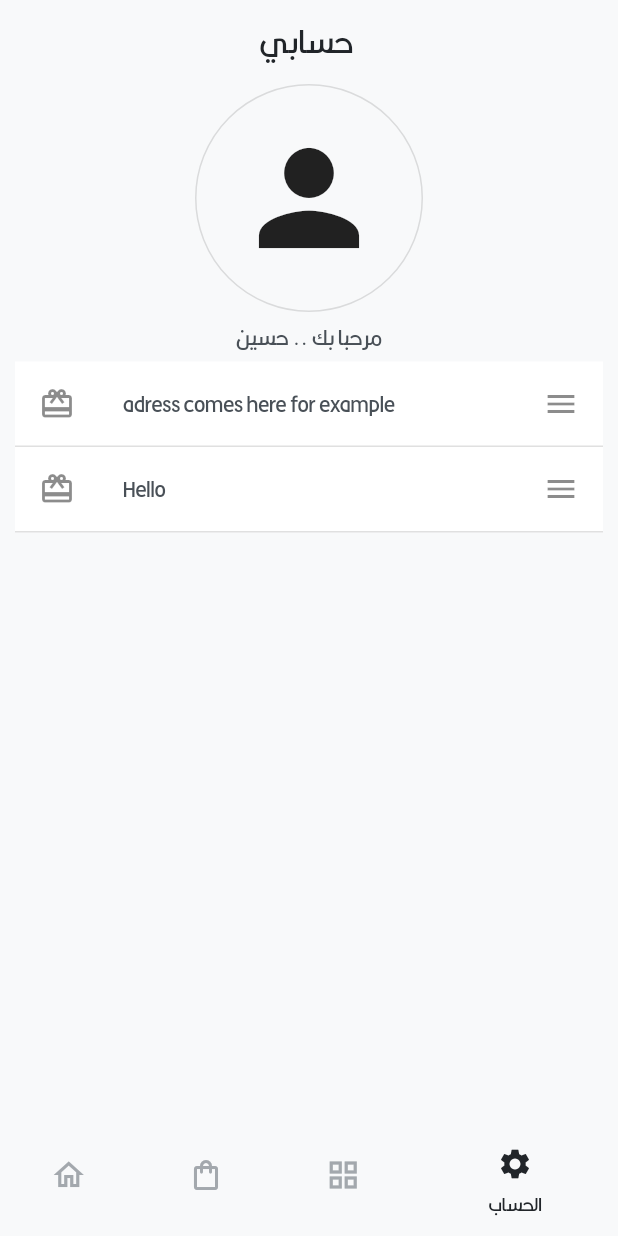
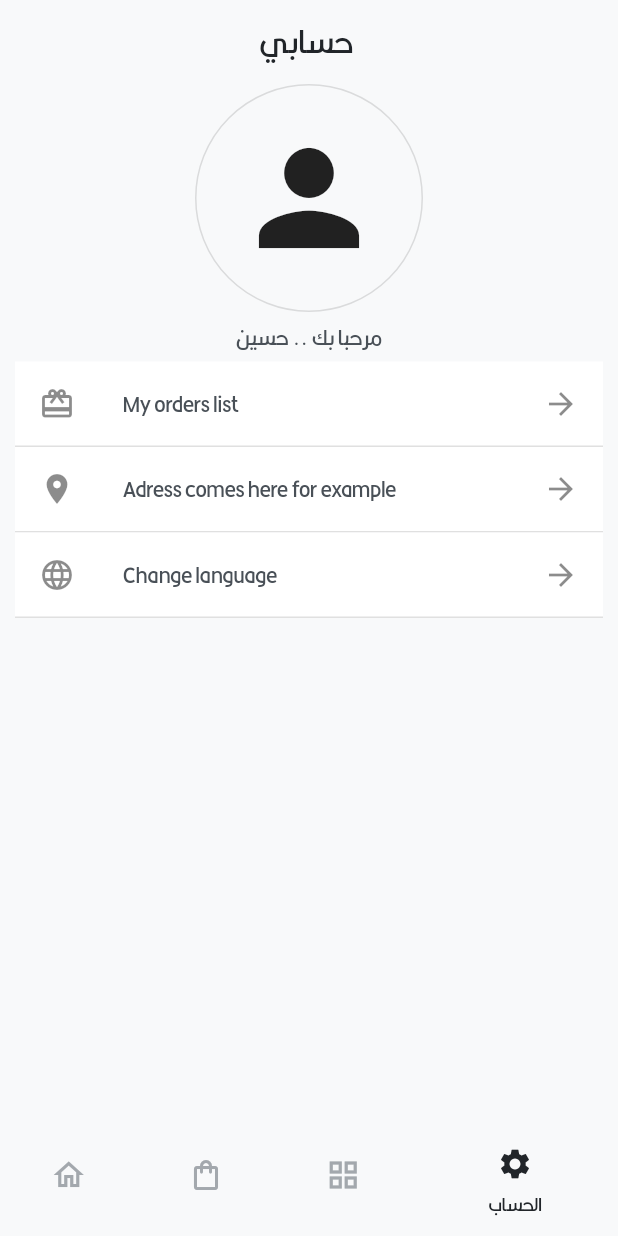
Before and after one commit to baronx5/test_logic, a Flutter app: the screen it shows after launch, item 4 of the bottom bar chosen, on a phone screen of 412 x 824 dp. Run offline on Flutter 3.47's test engine with Material 2 defaults, Android fonts, the phone set to English and light mode, and no system bars; network calls fail.

Commit message:
adding icons.

```diff
--- a/lib/screen/profile_page.dart
+++ b/lib/screen/profile_page.dart
@@ -31,9 +31,9 @@ class ProfilePage extends StatelessWidget {
             border: Border(bottom: BorderSide(color: Colors.black12)),
           ),
           child:  ListTile(
-            title: Text('adress comes here for example', style: Theme.of(context).textTheme.bodyMedium,),
+            title: Text('My orders list', style: Theme.of(context).textTheme.bodyMedium,),
             leading: const Icon(Icons.card_giftcard),
-            trailing: const Icon(Icons.menu),
+            trailing: const Icon(Icons.arrow_forward),
           ),
         ),
         Container(
@@ -43,9 +43,21 @@ class ProfilePage extends StatelessWidget {
             border: Border(bottom: BorderSide(color: Colors.black12)),
           ),
           child:  ListTile(
-            title: Text('Hello', style: Theme.of(context).textTheme.bodyMedium,),
-            leading: const Icon(Icons.card_giftcard),
-            trailing: const Icon(Icons.menu),
+            title: Text('Adress comes here for example', style: Theme.of(context).textTheme.bodyMedium,),
+            leading: const Icon(Icons.location_on),
+            trailing: const Icon(Icons.arrow_forward),
+          ),
+        ),
+        Container(
+          margin: const EdgeInsets.symmetric(horizontal: 10.0),
+          decoration: const BoxDecoration(
+            color: Colors.white,
+            border: Border(bottom: BorderSide(color: Colors.black12)),
+          ),
+          child:  ListTile(
+            title: Text('Change language', style: Theme.of(context).textTheme.bodyMedium,),
+            leading: const Icon(Icons.language),
+            trailing: const Icon(Icons.arrow_forward),
           ),
         ),
 
```
